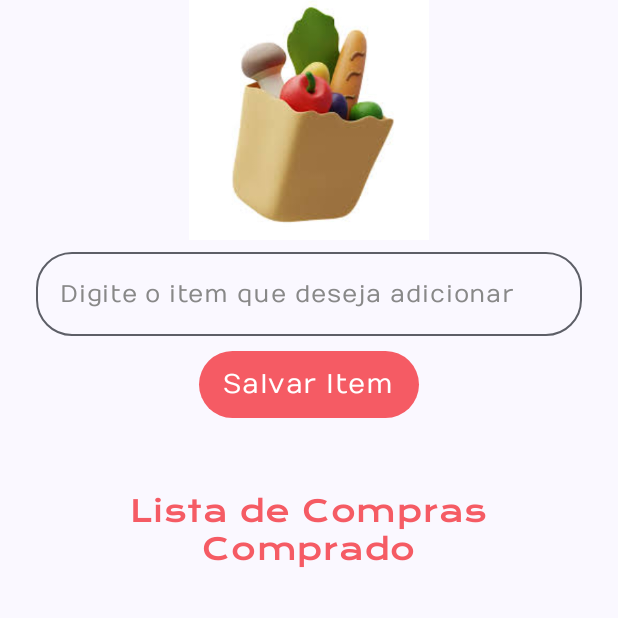
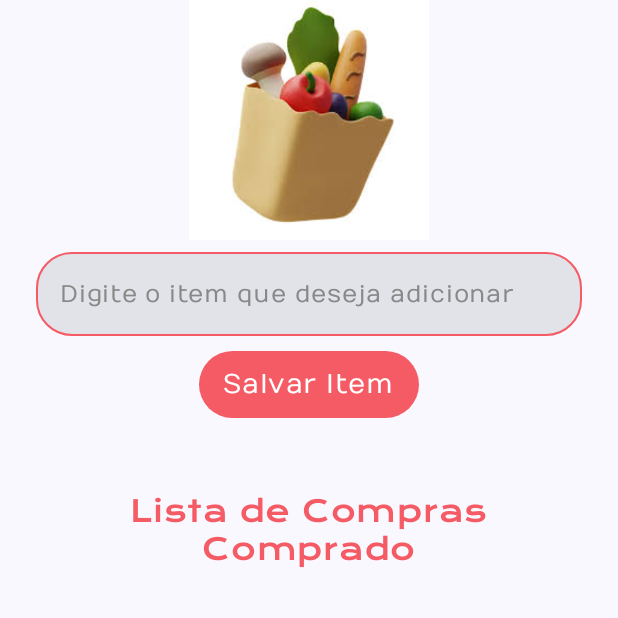
Before and after one commit to vinicarpes/super-compras, an Android app built with Jetpack Compose: the screen it shows after launch (MainActivity), on a phone screen of 412 x 824 dp, the top half of it. Run offline under Robolectric (Android 15) with nearby library versions, the phone set to English and light mode, and no system bars.

Commit message:
refactor: change add item textfield border color

```diff
--- a/app/src/main/java/com/example/comprao/MainActivity.kt
+++ b/app/src/main/java/com/example/comprao/MainActivity.kt
@@ -36,6 +36,7 @@ import androidx.compose.material3.OutlinedTextField
 import androidx.compose.material3.Scaffold
 import androidx.compose.material3.Text
 import androidx.compose.material3.TextField
+import androidx.compose.material3.TextFieldDefaults
 import androidx.compose.runtime.Composable
 import androidx.compose.runtime.collectAsState
 import androidx.compose.runtime.mutableStateOf
@@ -238,7 +239,12 @@ fun AdicionarItem(aoSalvarItem: (item: ItemCompra) -> Unit, modifier: Modifier =
             .fillMaxWidth()
             .padding(8.dp),
         singleLine = true,
-        shape = RoundedCornerShape(24.dp)
+        shape = RoundedCornerShape(24.dp),
+        colors = TextFieldDefaults.colors(
+            unfocusedIndicatorColor = Coral,
+            focusedIndicatorColor = Coral,
+            cursorColor = Coral
+        )
     )
     Button(
         shape = RoundedCornerShape(24.dp),
```
